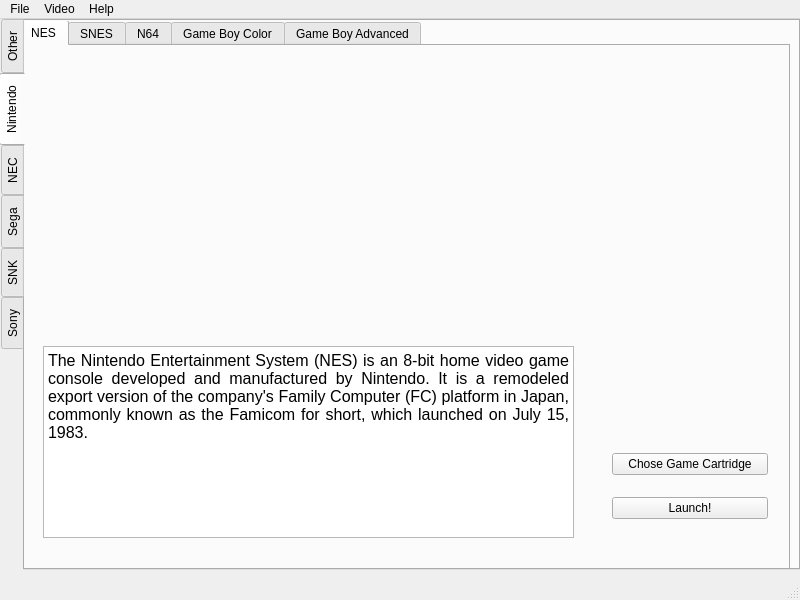
First picture: the form in BlackNoah/mainwindow.ui, repository Rugaliz/Black_Noah, before the edit.
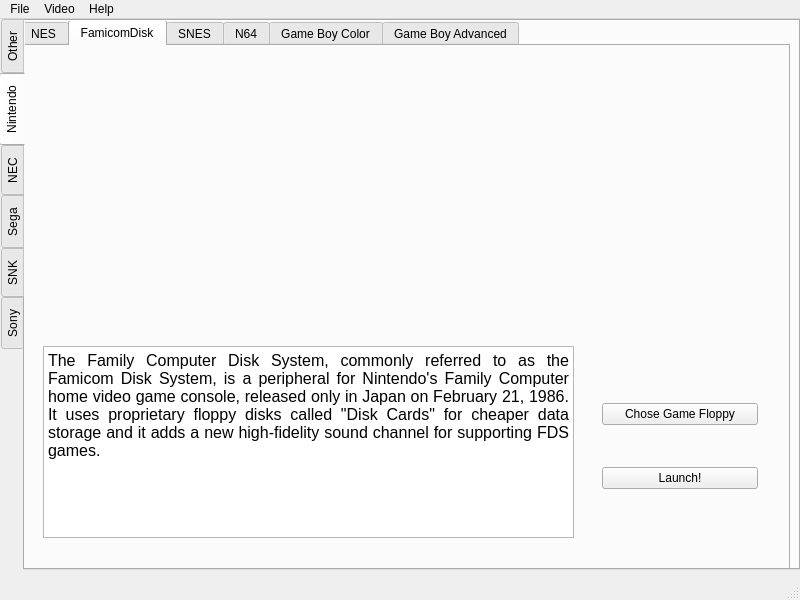
Second picture: the form after the edit. The open tabs and pages were chosen to show the change.

```diff
--- a/BlackNoah/mainwindow.ui
+++ b/BlackNoah/mainwindow.ui
@@ -10,6 +10,12 @@
     <height>600</height>
    </rect>
   </property>
+  <property name="sizePolicy">
+   <sizepolicy hsizetype="Fixed" vsizetype="Fixed">
+    <horstretch>0</horstretch>
+    <verstretch>0</verstretch>
+   </sizepolicy>
+  </property>
   <property name="minimumSize">
    <size>
     <width>770</width>
@@ -246,10 +252,10 @@
        <widget class="QWidget" name="verticalLayoutWidget_7">
         <property name="geometry">
          <rect>
-          <x>580</x>
-          <y>380</y>
+          <x>570</x>
+          <y>310</y>
           <width>178</width>
-          <height>121</height>
+          <height>181</height>
          </rect>
         </property>
         <layout class="QVBoxLayout" name="verticalLayout_8">
@@ -287,6 +293,54 @@
         </property>
        </widget>
       </widget>
+      <widget class="QWidget" name="tab_25">
+       <attribute name="title">
+        <string>FamicomDisk</string>
+       </attribute>
+       <widget class="QTextBrowser" name="textBrowser_MAME_14">
+        <property name="geometry">
+         <rect>
+          <x>22</x>
+          <y>300</y>
+          <width>531</width>
+          <height>192</height>
+         </rect>
+        </property>
+        <property name="html">
+         <string>&lt;!DOCTYPE HTML PUBLIC &quot;-//W3C//DTD HTML 4.0//EN&quot; &quot;http://www.w3.org/TR/REC-html40/strict.dtd&quot;&gt;
+&lt;html&gt;&lt;head&gt;&lt;meta name=&quot;qrichtext&quot; content=&quot;1&quot; /&gt;&lt;style type=&quot;text/css&quot;&gt;
+p, li { white-space: pre-wrap; }
+&lt;/style&gt;&lt;/head&gt;&lt;body style=&quot; font-family:'IBM Plex Sans'; font-size:11pt; font-weight:400; font-style:normal;&quot;&gt;
+&lt;p align=&quot;justify&quot; style=&quot; margin-top:0px; margin-bottom:0px; margin-left:0px; margin-right:0px; -qt-block-indent:0; text-indent:0px;&quot;&gt;&lt;span style=&quot; font-size:12pt;&quot;&gt;The Family Computer Disk System, commonly referred to as the Famicom Disk System, is a peripheral for Nintendo's Family Computer home video game console, released only in Japan on February 21, 1986. It uses proprietary floppy disks called &amp;quot;Disk Cards&amp;quot; for cheaper data storage and it adds a new high-fidelity sound channel for supporting FDS games.&lt;/span&gt;&lt;/p&gt;&lt;/body&gt;&lt;/html&gt;</string>
+        </property>
+       </widget>
+       <widget class="QWidget" name="verticalLayoutWidget_8">
+        <property name="geometry">
+         <rect>
+          <x>570</x>
+          <y>310</y>
+          <width>178</width>
+          <height>181</height>
+         </rect>
+        </property>
+        <layout class="QVBoxLayout" name="verticalLayout_9">
+         <item>
+          <widget class="QPushButton" name="Chose_file_FamicomDisk">
+           <property name="text">
+            <string>Chose Game Floppy</string>
+           </property>
+          </widget>
+         </item>
+         <item>
+          <widget class="QPushButton" name="Launcher_Button_FamicomDisk">
+           <property name="text">
+            <string>Launch!</string>
+           </property>
+          </widget>
+         </item>
+        </layout>
+       </widget>
+      </widget>
       <widget class="QWidget" name="tab_14">
        <attribute name="title">
         <string>SNES</string>
```
Left out of the diff: 66 changed lines with no effect on the pictures.
